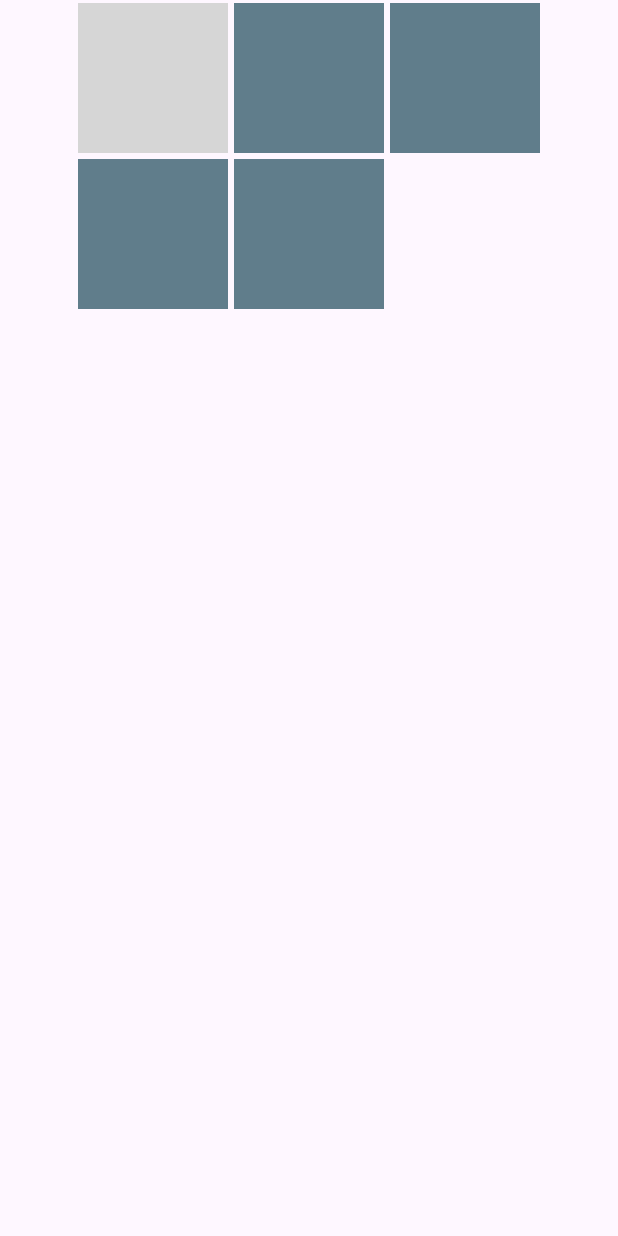
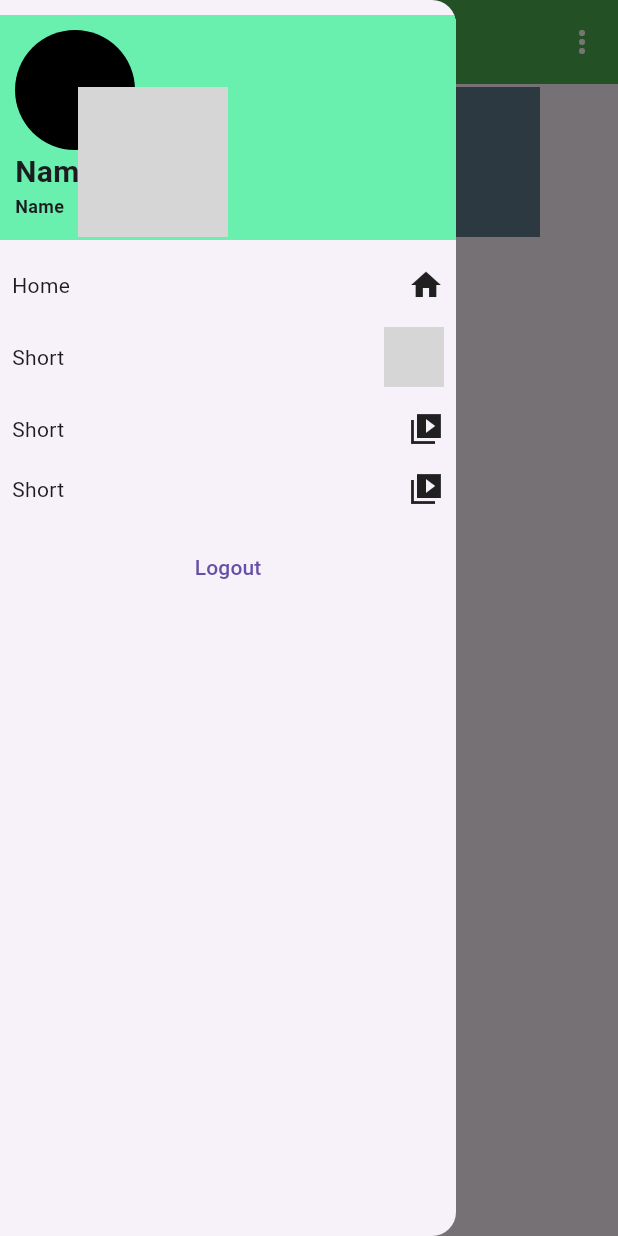
Before and after one commit to ZiaurRehmanArain/Zabtech-flutter, a Flutter app: the WrapWidget screen opened directly, with the side drawer open (before the commit the screen has no drawer), on a phone screen of 412 x 824 dp. Run offline on Flutter 3.47's test engine with Material 3 defaults, Android fonts, the phone set to English and light mode, and no system bars; network calls fail; grey boxes are pictures that could not be loaded.

Commit message:
popup menu Darwer

```diff
--- a/lib/main.dart
+++ b/lib/main.dart
@@ -1,5 +1,6 @@
 import 'package:flutter/material.dart';
 import 'package:listviewapp/data_table.dart';
+import 'package:listviewapp/login.dart';
 import 'package:listviewapp/table_view.dart';
 import 'package:listviewapp/wrap_widget.dart';
 
@@ -15,7 +16,7 @@ class MyApp extends StatelessWidget {
   Widget build(BuildContext context) {
     return MaterialApp(
      debugShowCheckedModeBanner: false,
-      home: WrapWidget(),
+      home: LoginScreen(),
     );
   }
 }
--- a/lib/wrap_widget.dart
+++ b/lib/wrap_widget.dart
@@ -1,4 +1,7 @@
 import 'package:flutter/material.dart';
+import 'package:listviewapp/item_1_view.dart';
+import 'package:listviewapp/login.dart';
+import 'package:listviewapp/table_view.dart';
 
 class WrapWidget extends StatelessWidget {
   const WrapWidget({super.key});
@@ -6,13 +9,47 @@ class WrapWidget extends StatelessWidget {
   @override
   Widget build(BuildContext context) {
     return Scaffold(
+      appBar: AppBar(
+        title: Text('wrap'),
+        backgroundColor: Colors.green,
+        actions: [
+          PopupMenuButton(
+              color: Colors.white,
+              icon: Icon(
+                Icons.more_vert_rounded,
+                color: Colors.white,
+              ),
+              position: PopupMenuPosition.under,
+              onSelected: (v) {
+                print(v);
+                if (v == 'item 1') {
+                  Navigator.push(context,
+                      MaterialPageRoute(builder: (context) => Item1View()));
+                } else if (v == 'item 2') {
+                  Navigator.push(context,
+                      MaterialPageRoute(builder: (context) => Item1View()));
+                } else if (v == 'item 3') {
+                  Navigator.push(context,
+                      MaterialPageRoute(builder: (context) => Item1View()));
+                }
+              },
+              itemBuilder: (BuildContext context) => [
+                    PopupMenuItem(value: 'item 1', child: Text('item 1')),
+                    PopupMenuItem(value: 'item 2', child: Text('item 2')),
+                    PopupMenuItem(value: 'item 3', child: Text('item 3')),
+                  ])
+        ],
+      ),
       body: Center(
         child: Column(
           children: [
             Wrap(
               children: [
                 Container(
-                  child: Image.network('https://media.istockphoto.com/id/1623303770/photo/creative-background-image-is-blurred-evening-city-lights-and-light-snowfall.jpg?b=1&s=612x612&w=0&k=20&c=--I6QisPR7yGmgujOI2co8U3FIK5tBv6xAjMup67ghc=',fit: BoxFit.cover,),
+                  child: Image.network(
+                    'https://media.istockphoto.com/id/1623303770/photo/creative-background-image-is-blurred-evening-city-lights-and-light-snowfall.jpg?b=1&s=612x612&w=0&k=20&c=--I6QisPR7yGmgujOI2co8U3FIK5tBv6xAjMup67ghc=',
+                    fit: BoxFit.cover,
+                  ),
                   margin: EdgeInsets.all(2),
                   width: 100,
                   height: 100,
@@ -47,6 +84,107 @@ class WrapWidget extends StatelessWidget {
           ],
         ),
       ),
+      drawer: Drawer(
+        // backgroundColor: Color(0xff4567ff),
+        child: ListView(
+          children: [
+            Container(
+              height: 150,
+              padding: EdgeInsets.all(10),
+              color: Colors.greenAccent,
+              margin: EdgeInsets.symmetric(vertical: 10),
+              child: Column(
+                crossAxisAlignment: CrossAxisAlignment.start,
+                children: [
+                  Row(
+                    crossAxisAlignment: CrossAxisAlignment.start,
+                    children: [
+                      CircleAvatar(
+                        radius: 40,
+                        backgroundColor: Colors.black,
+                      )
+                    ],
+                  ),
+                  Text(
+                    'Name',
+                    style: TextStyle(fontWeight: FontWeight.w600, fontSize: 20),
+                  ),
+                  Text(
+                    'Name',
+                    style: TextStyle(fontWeight: FontWeight.w600, fontSize: 12),
+                  )
+                ],
+              ),
+            ),
+            Padding(
+              padding: const EdgeInsets.all(8.0),
+              child: InkWell(
+                onTap: () {
+                  Navigator.push(context,
+                      MaterialPageRoute(builder: (context) => TableWidget()));
+                  print('click');
+                },
+                child: Row(
+                  children: [Text('Home'), Spacer(), Icon(Icons.home)],
+                ),
+              ),
+            ),
+            Padding(
+              padding: EdgeInsets.all(8),
+              child: InkWell(
+                onTap: () {},
+                child: Row(
+                  children: [
+                    Text('Short'),
+                    Spacer(),
+                    Image.network(
+                      'https://i.pinimg.com/originals/17/d2/18/17d21878c22fe49e7e4752eecaa36541.png',
+                      width: 40,
+                    )
+                    // Icon(Icons.video_library_sharp)
+                  ],
+                ),
+              ),
+            ),
+            Padding(
+              padding: EdgeInsets.all(8),
+              child: InkWell(
+                onTap: () {},
+                child: Row(
+                  children: [
+                    Text('Short'),
+                    Spacer(),
+                    Icon(Icons.video_library_sharp)
+                  ],
+                ),
+              ),
+            ),
+            Padding(
+              padding: EdgeInsets.all(8),
+              child: InkWell(
+                onTap: () {},
+                child: Row(
+                  children: [
+                    Text('Short'),
+                    Spacer(),
+                    Icon(Icons.video_library_sharp)
+                  ],
+                ),
+              ),
+            ),
+            Padding(
+              padding: EdgeInsets.all(8),
+              child: TextButton(
+                onPressed: () {
+                  Navigator.pushReplacement(context,
+                      MaterialPageRoute(builder: (context) => LoginScreen()));
+                },
+                child: Text('Logout'),
+              ),
+            )
+          ],
+        ),
+      ),
     );
   }
 }
```
Also changed, not shown: lib/data_table.dart (+38 -6 lines), lib/item_1_view.dart (added, +12 -0 lines), lib/login.dart (added, +22 -0 lines).
